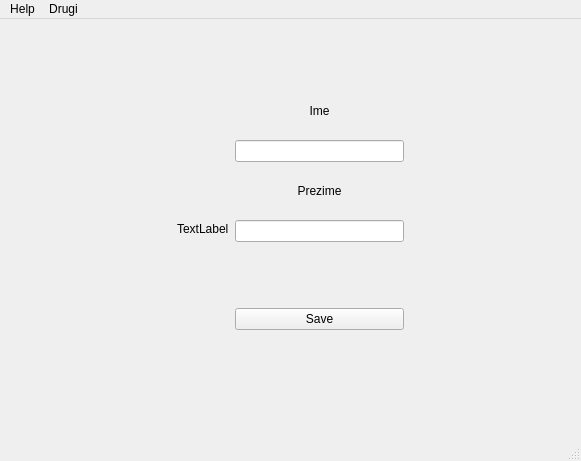
Sasa993/Agent-Tool, file gui_fajl.ui: the form before one commit.
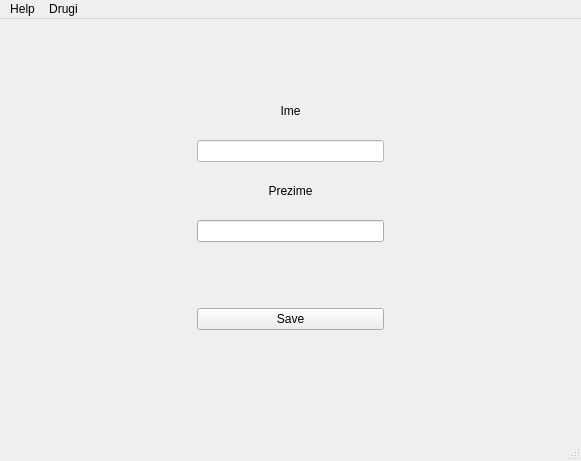
The form after the commit. Icons and pictures are not drawn.

Commit message: tested coloring the required inputs and it works! keeping this testic.py file for a main file, until I finish all the necessery testing...

The edit to the form file:
```diff
--- a/gui_fajl.ui
+++ b/gui_fajl.ui
@@ -41,13 +41,6 @@
       </property>
      </spacer>
     </item>
-    <item>
-     <widget class="QLabel" name="test_label">
-      <property name="text">
-       <string>TextLabel</string>
-      </property>
-     </widget>
-    </item>
     <item>
      <layout class="QVBoxLayout" name="verticalLayout_6">
       <item>
@@ -79,7 +72,11 @@
          </widget>
         </item>
         <item>
-         <widget class="QLineEdit" name="prvi_input"/>
+         <widget class="QLineEdit" name="prvi_input">
+          <property name="styleSheet">
+           <string notr="true">background-color: #fff</string>
+          </property>
+         </widget>
         </item>
         <item>
          <widget class="QLabel" name="label">
```
The commit also changes 2 other files.
